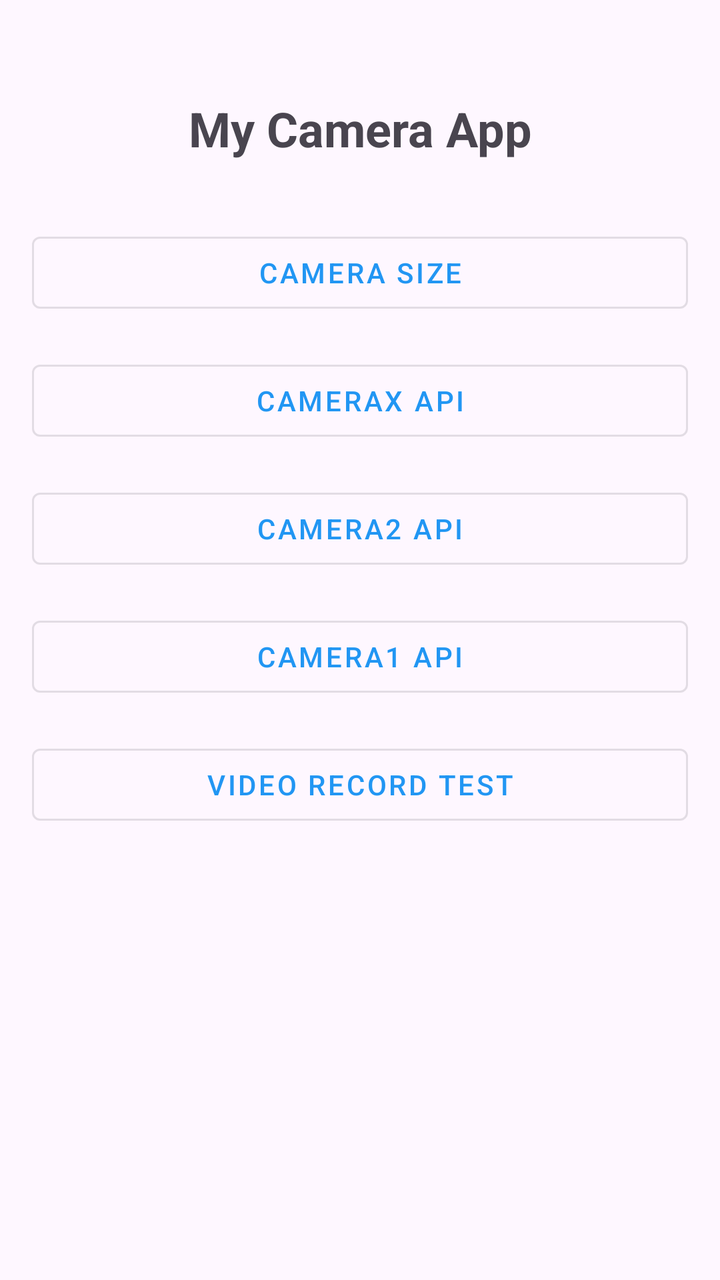
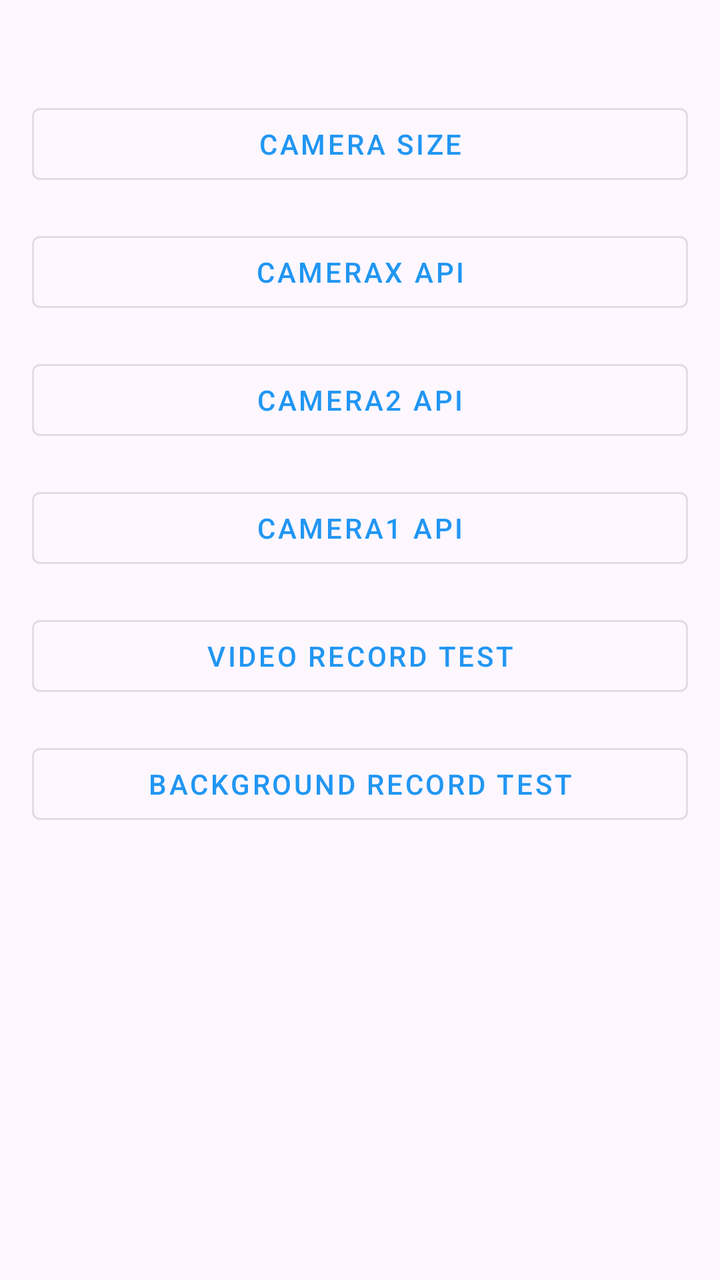

Two renders of the same Android screen: before a commit and after it. Below are the layout's source before the change and the commit's diff.
<!-- AndroidManifest.xml: application theme Theme.MyCamera -->
<!-- res/layout/act_main.xml -->
<?xml version="1.0" encoding="utf-8"?>
<androidx.constraintlayout.widget.ConstraintLayout xmlns:android="http://schemas.android.com/apk/res/android"
    xmlns:app="http://schemas.android.com/apk/res-auto"
    xmlns:tools="http://schemas.android.com/tools"
    android:id="@+id/main"
    android:layout_width="match_parent"
    android:layout_height="match_parent"
    tools:context=".MainAct"
    android:padding="16dp">

    <TextView
        android:id="@+id/titleTextView"
        android:layout_width="wrap_content"
        android:layout_height="wrap_content"
        android:text="My Camera App"
        android:textSize="24sp"
        android:textStyle="bold"
        app:layout_constraintTop_toTopOf="parent"
        app:layout_constraintStart_toStartOf="parent"
        app:layout_constraintEnd_toEndOf="parent"
        android:layout_marginTop="32dp"/>

    <Button
        android:id="@+id/camera_size"
        android:layout_width="0dp"
        android:layout_height="wrap_content"
        android:text="Camera Size"
        app:layout_constraintTop_toBottomOf="@id/titleTextView"
        app:layout_constraintStart_toStartOf="parent"
        app:layout_constraintEnd_toEndOf="parent"
        android:layout_marginTop="32dp"
        style="@style/Widget.MaterialComponents.Button.OutlinedButton"/>

    <Button
        android:id="@+id/camera_x"
        android:layout_width="0dp"
        android:layout_height="wrap_content"
        android:text="CameraX API"
        app:layout_constraintTop_toBottomOf="@id/camera_size"
        app:layout_constraintStart_toStartOf="parent"
        app:layout_constraintEnd_toEndOf="parent"
        android:layout_marginTop="16dp"
        style="@style/Widget.MaterialComponents.Button.OutlinedButton"/>

    <Button
        android:id="@+id/camera2_api"
        android:layout_width="0dp"
        android:layout_height="wrap_content"
        android:text="Camera2 API"
        app:layout_constraintTop_toBottomOf="@id/camera_x"
        app:layout_constraintStart_toStartOf="parent"
        app:layout_constraintEnd_toEndOf="parent"
        android:layout_marginTop="16dp"
        style="@style/Widget.MaterialComponents.Button.OutlinedButton"/>

    <Button
        android:id="@+id/camera_api"
        android:layout_width="0dp"
        android:layout_height="wrap_content"
        android:text="Camera1 API"
        app:layout_constraintTop_toBottomOf="@id/camera2_api"
        app:layout_constraintStart_toStartOf="parent"
        app:layout_constraintEnd_toEndOf="parent"
        android:layout_marginTop="16dp"
        style="@style/Widget.MaterialComponents.Button.OutlinedButton"/>

    <Button
        android:id="@+id/video_record_button"
        android:layout_width="0dp"
        android:layout_height="wrap_content"
        android:text="Video Record Test"
        app:layout_constraintTop_toBottomOf="@id/camera_api"
        app:layout_constraintStart_toStartOf="parent"
        app:layout_constraintEnd_toEndOf="parent"
        android:layout_marginTop="16dp"
        style="@style/Widget.MaterialComponents.Button.OutlinedButton"/>

</androidx.constraintlayout.widget.ConstraintLayout>
<!-- resources referenced by this layout -->
<resources>
  <style name="Theme.MyCamera" parent="Base.Theme.MyCamera" />
  <style name="Base.Theme.MyCamera" parent="Theme.Material3.DayNight.NoActionBar">
          
          <item name="colorPrimary">@color/camera_primary</item>
          <item name="colorPrimaryDark">@color/camera_primary_dark</item>
          <item name="colorAccent">@color/camera_accent</item>
  
          
          <item name="android:windowFullscreen">true</item>
          <item name="android:windowContentOverlay">@null</item>
          <item name="android:windowTranslucentStatus">true</item>
          <item name="android:windowTranslucentNavigation">true</item>
  
          
          <item name="android:keepScreenOn">true</item>
      </style>
  <color name="camera_primary">#2196F3</color>
  <color name="camera_primary_dark">#1976D2</color>
  <color name="camera_accent">#FF4081</color>
</resources>

<!-- the commit's change to res/layout/act_main.xml (unified diff, before → after) -->
@@ -9,6 +9,7 @@
     android:padding="16dp">
 
     <TextView
+        android:visibility="gone"
         android:id="@+id/titleTextView"
         android:layout_width="wrap_content"
         android:layout_height="wrap_content"
@@ -75,4 +76,15 @@
         android:layout_marginTop="16dp"
         style="@style/Widget.MaterialComponents.Button.OutlinedButton"/>
 
+    <Button
+        android:id="@+id/background_record"
+        android:layout_width="0dp"
+        android:layout_height="wrap_content"
+        android:text="Background Record Test"
+        app:layout_constraintTop_toBottomOf="@id/video_record_button"
+        app:layout_constraintStart_toStartOf="parent"
+        app:layout_constraintEnd_toEndOf="parent"
+        android:layout_marginTop="16dp"
+        style="@style/Widget.MaterialComponents.Button.OutlinedButton"/>
+
 </androidx.constraintlayout.widget.ConstraintLayout>
